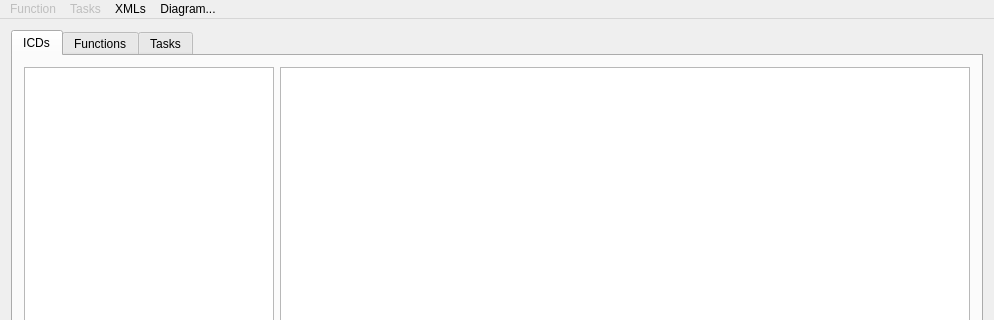
The window that mainwindow.ui (hardcoregandhi/XML-Sequence-Diagram-Creator) describes before a commit, drawn with Qt 5; both pictures show x 0 to 994 and y 0 to 320 of the 994 by 720 pixel window.
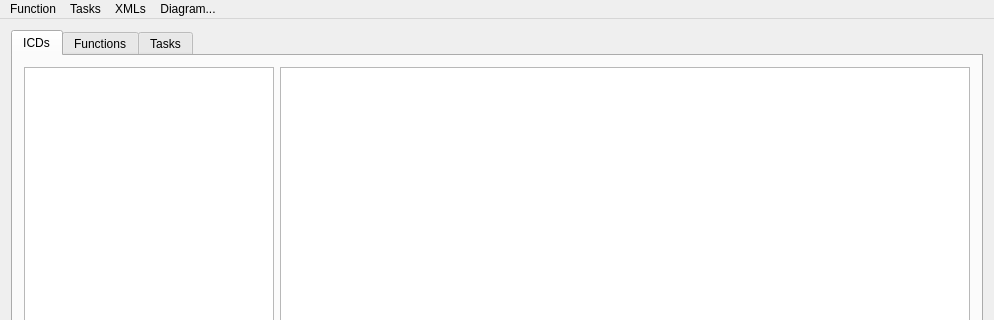
The same window after the commit.

Commit message: Comment functionality for task and fucntions added

The edit to the form file:
```diff
--- a/mainwindow.ui
+++ b/mainwindow.ui
@@ -283,7 +283,7 @@
    </property>
    <widget class="QMenu" name="menuFunctions">
     <property name="enabled">
-     <bool>false</bool>
+     <bool>true</bool>
     </property>
     <property name="title">
      <string>Function</string>
@@ -321,7 +321,7 @@
    </widget>
    <widget class="QMenu" name="menuTasks">
     <property name="enabled">
-     <bool>false</bool>
+     <bool>true</bool>
     </property>
     <property name="title">
      <string>Tasks</string>
```
Left out of the diff: 12 changed lines with no effect on the pictures. The commit also changes 2 other files.
